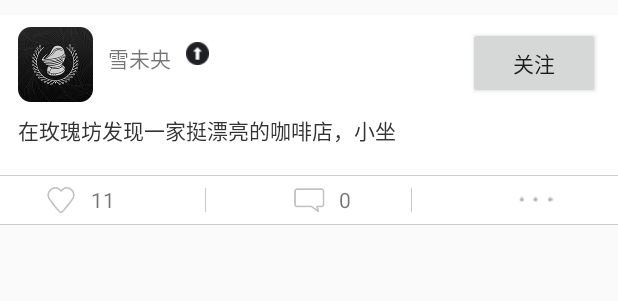
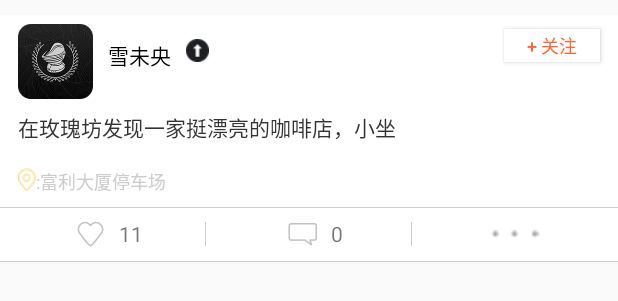
Before and after one commit to banbutianya/BlackCard, an Android app: the layout fragment_black_club_fragment_tuijian_item.xml on its own in the app's theme, with its tools: preview values and no code run, on a phone screen of 412 x 824 dp. Shown: the top 301 px of the screen. Run offline under Robolectric (Android 15) with nearby library versions, the phone set to English and light mode, and no system bars; network calls fail.

Commit message:
调整了一下CLUB推荐页面的布局，但是现在加载过多图片，然后再回去看之前的图片会有问题。

```diff
--- a/app/src/main/res/layout/fragment_black_club_fragment_tuijian_item.xml
+++ b/app/src/main/res/layout/fragment_black_club_fragment_tuijian_item.xml
@@ -3,14 +3,15 @@
     android:layout_width="wrap_content"
     android:layout_height="wrap_content"
     android:layout_marginTop="10dp"
-    android:paddingTop="8dp"
+    android:paddingTop="6dp"
     android:background="#FFFFFF">
 
     <RelativeLayout
         android:id="@+id/relativeLayout_1"
         android:layout_width="wrap_content"
         android:layout_height="wrap_content"
-        android:orientation="horizontal">
+        android:orientation="horizontal"
+        android:layout_marginBottom="8dp">
 
         <ImageView
             android:id="@+id/head"
@@ -24,6 +25,7 @@
             android:layout_width="wrap_content"
             android:layout_height="wrap_content"
             android:text="雪未央"
+            android:textColor="#000000"
             android:padding="10dp"
             android:layout_toRightOf="@id/head"/>
 
@@ -36,10 +38,14 @@
             android:layout_marginTop="10dp" />
 
         <Button
-            android:layout_width="wrap_content"
-            android:layout_height="wrap_content"
-            android:text="关注"
+            android:layout_width="64dp"
+            android:layout_height="22sp"
+            android:text="+ 关注"
+            android:textSize="12sp"
+            android:textColor="#FF6633"
             android:layout_alignParentRight="true"
+            android:layout_alignBottom="@id/level_ico"
+            android:background="#FFFFFF"
             android:layout_marginRight="12dp"
             />
     </RelativeLayout>
@@ -57,56 +63,85 @@
             android:id="@+id/content"
             android:layout_width="wrap_content"
             android:layout_height="wrap_content"
-            android:paddingTop="8dp"
-            android:paddingBottom="8dp"
             android:textColor="#333333"
-            android:text="在玫瑰坊发现一家挺漂亮的咖啡店，小坐"/>
+            android:textSize="14sp"
+            android:text="在玫瑰坊发现一家挺漂亮的咖啡店，小坐"
+            />
 
         <LinearLayout
             android:id="@+id/linearlayout_2"
-            android:layout_width="match_parent"
+            android:layout_width="wrap_content"
             android:layout_height="wrap_content"
             android:layout_weight="1"
+            android:layout_marginTop="8dp"
             android:orientation="horizontal">
 
             <ImageView
                 android:id="@+id/image1"
                 android:layout_width="wrap_content"
-                android:layout_height="wrap_content"/>
+                android:layout_height="wrap_content"
+                android:scaleType="centerCrop"/>
 
             <ImageView
                 android:id="@+id/image2"
                 android:layout_width="wrap_content"
                 android:layout_height="wrap_content"
-                android:paddingLeft="3dp"/>
+                android:paddingLeft="4dp"
+                android:scaleType="centerCrop"/>
 
             <ImageView
                 android:id="@+id/image3"
                 android:layout_width="wrap_content"
                 android:layout_height="wrap_content"
-                android:paddingLeft="3dp"/>
+                android:paddingLeft="4dp"
+                android:scaleType="centerCrop"/>
         </LinearLayout>
 
         <LinearLayout
             android:id="@+id/linearlayout_3"
             android:layout_width="match_parent"
             android:layout_height="wrap_content"
-            android:paddingTop="3dp"
+            android:layout_marginTop="3dp"
             android:layout_weight="1">
 
             <ImageView
                 android:id="@+id/image4"
                 android:layout_width="wrap_content"
-                android:layout_height="wrap_content" />
+                android:layout_height="wrap_content"
+                android:scaleType="centerCrop" />
 
             <ImageView
                 android:id="@+id/image5"
                 android:layout_width="wrap_content"
                 android:layout_height="wrap_content"
-                android:paddingLeft="3dp"/>
+                android:paddingLeft="4dp"
+                android:scaleType="centerCrop"/>
+        </LinearLayout>
+
+        <LinearLayout
+            android:id="@+id/linearlayout_5"
+            android:layout_width="match_parent"
+            android:layout_height="wrap_content"
+            android:orientation="horizontal"
+            android:layout_marginTop="5dp">
+
+            <ImageView
+                android:id="@+id/image6"
+                android:layout_width="wrap_content"
+                android:layout_height="wrap_content"
+                android:src="@drawable/dw" />
+
+            <TextView
+                android:id="@+id/location"
+                android:layout_width="wrap_content"
+                android:layout_height="wrap_content"
+                android:text=":富利大厦停车场"
+                android:textSize="12sp"
+                android:textColor="#CCCCCC" />
         </LinearLayout>
 
     </LinearLayout>
+
 
     <View
         android:id="@+id/view_1"
@@ -114,14 +149,14 @@
         android:layout_height="0.5dp"
         android:background="#CCCCCC"
         android:layout_below="@id/linearlayout_1"
-        android:layout_marginTop="8dp"
-        android:layout_marginBottom="3dp"/>
+        android:layout_marginTop="8dp"/>
+
 
 
     <LinearLayout
         android:id="@+id/linearlayout_4"
         android:layout_width="match_parent"
-        android:layout_height="25dp"
+        android:layout_height="35dp"
         android:layout_below="@id/view_1"
         android:orientation="horizontal">
 
@@ -132,19 +167,23 @@
             android:layout_weight="1"
             >
 
+            <LinearLayout
+                android:layout_width="wrap_content"
+                android:layout_height="wrap_content"
+                android:layout_centerInParent="true">
+
+                <ImageView
+                    android:layout_width="38dp"
+                    android:layout_height="24dp"
+                    android:src="@drawable/selector_zan" />
                 <TextView
                     android:id="@+id/praisenum"
                     android:layout_width="wrap_content"
                     android:layout_height="wrap_content"
-                android:text="11"
-                android:layout_centerHorizontal="true"
-                android:layout_centerVertical="true"/>
+                    android:layout_gravity="center"
+                    android:text="11" />
 
-            <ImageView
-                android:layout_width="40dp"
-                android:layout_height="wrap_content"
-                android:src="@drawable/selector_zan"
-                android:layout_toLeftOf="@id/praisenum"/>
+            </LinearLayout>
 
             <View
                 android:layout_width="0.5dp"
@@ -162,20 +201,24 @@
             android:layout_weight="1"
             android:orientation="horizontal">
 
+            <LinearLayout
+                android:layout_width="wrap_content"
+                android:layout_height="wrap_content"
+                android:layout_centerInParent="true">
                 <ImageView
                     android:id="@+id/image_6"
-                android:layout_width="40dp"
-                android:layout_height="match_parent"
-                android:src="@drawable/talk"
-                android:layout_centerHorizontal="true" />
+                    android:layout_width="38dp"
+                    android:layout_height="24dp"
+                    android:src="@drawable/talk" />
 
                 <TextView
                     android:id="@+id/commentnum"
                     android:layout_width="wrap_content"
                     android:layout_height="wrap_content"
                     android:text="0"
-                android:layout_centerVertical="true"
-                android:layout_toRightOf="@id/image_6"/>
+                    android:layout_gravity="center"/>
+
+            </LinearLayout>
 
             <View
                 android:layout_width="0.5dp"
@@ -186,20 +229,20 @@
 
         </RelativeLayout>
 
-        <RelativeLayout
+        <LinearLayout
             android:id="@+id/relativeLayout_4"
             android:layout_width="0dp"
             android:layout_height="match_parent"
-            android:layout_weight="1">
+            android:layout_weight="1"
+            android:orientation="vertical">
 
             <ImageView
-                android:layout_width="wrap_content"
-                android:layout_height="wrap_content"
+                android:layout_width="38dp"
+                android:layout_height="match_parent"
                 android:src="@drawable/jubao"
-                android:layout_alignParentRight="true"
-                android:layout_marginRight="40dp"/>
-
-        </RelativeLayout>
+                android:layout_gravity="center"
+                />
+        </LinearLayout>
 
 
     </LinearLayout>
@@ -209,8 +252,7 @@
         android:layout_width="match_parent"
         android:layout_height="0.5dp"
         android:background="#CCCCCC"
-        android:layout_below="@id/linearlayout_4"
-        android:layout_marginTop="3dp"/>
+        android:layout_below="@id/linearlayout_4" />
 
 
 </RelativeLayout>
```
Also changed, not shown: app/src/main/java/com/example/a10953/blackcard/adapter/CarouselAdapter.java (+5 -3 lines), app/src/main/java/com/example/a10953/blackcard/adapter/ClubTuijianAdapter.java (+24 -24 lines), app/src/main/java/com/example/a10953/blackcard/fragment/ClubFragment_tuijian.java (+6 -1 lines), app/src/main/res/layout/activity_login.xml (+6 -11 lines), app/src/main/res/layout/fragment_black_club_fragment_tuijian_head.xml (+37 -25 lines), app/src/main/res/drawable/dw.png (added). Lines whose indentation alone changed are shown as unchanged.
